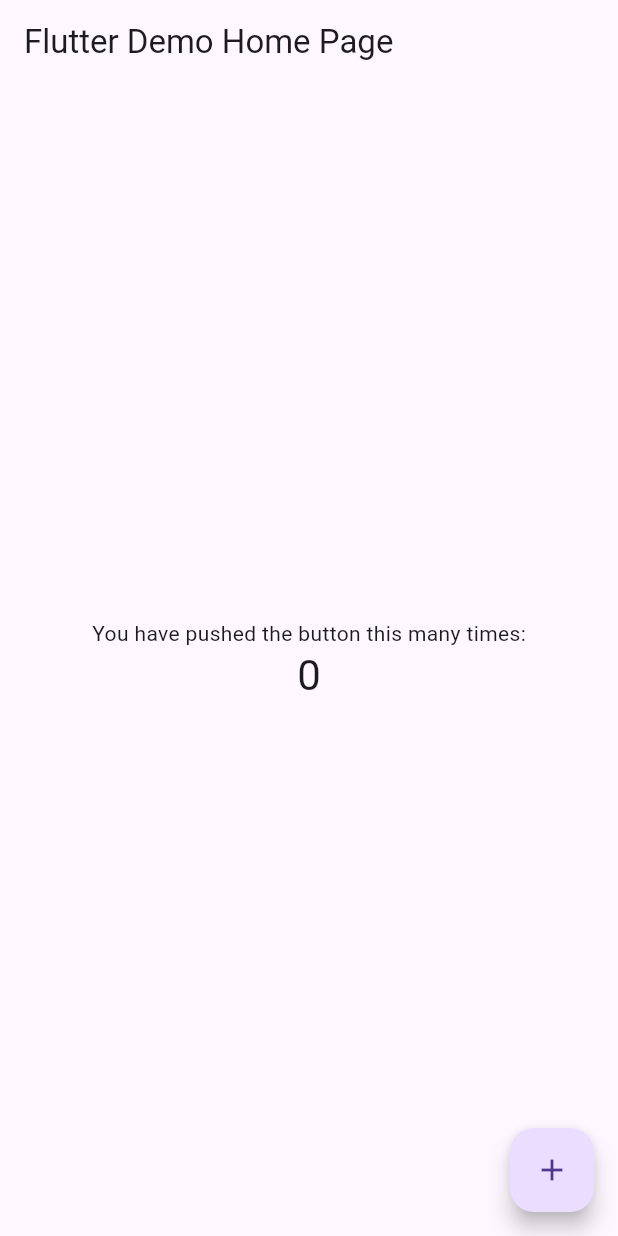
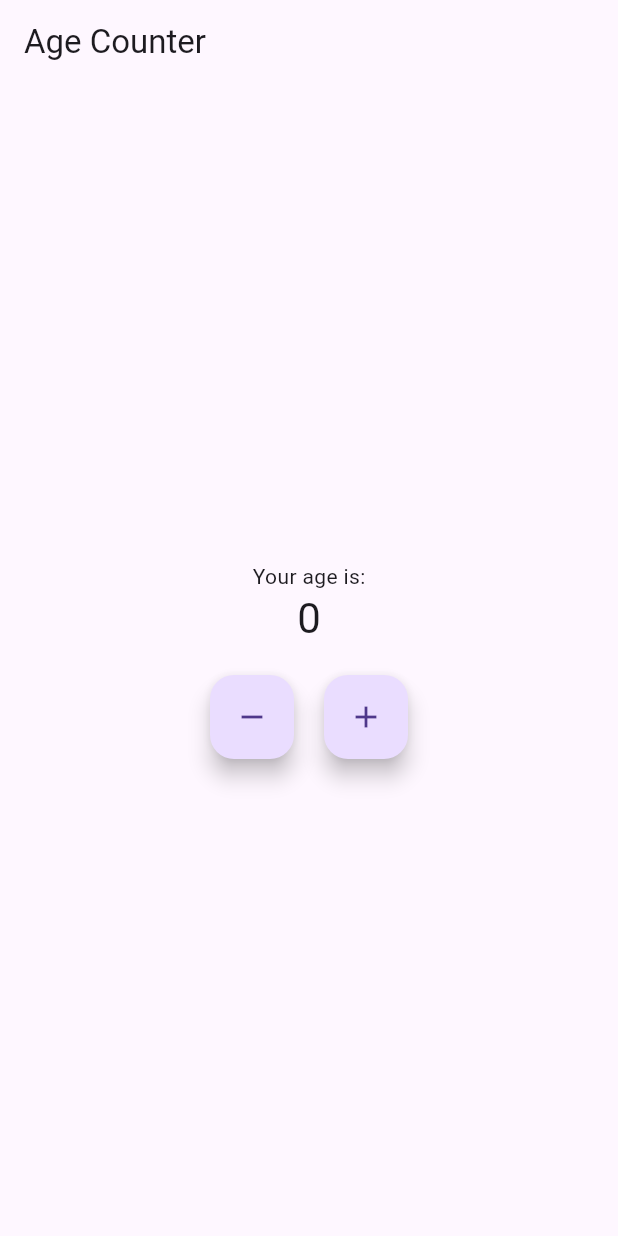
Before and after one commit to slowwwwpoke/age_counter, a Flutter app: the screen it shows after launch, on a phone screen of 412 x 824 dp. Run offline on Flutter 3.47's test engine with Material 3 defaults, Android fonts, the phone set to English and light mode, and no system bars; missing offline and left inert: window_size.

Commit message:
Added counter for age and increment and decrement buttons

```diff
--- a/lib/main.dart
+++ b/lib/main.dart
@@ -3,32 +3,34 @@
 import 'package:flutter/material.dart';
 import 'package:provider/provider.dart';
 import 'package:window_size/window_size.dart';
+
 void main() {
+  // Set up the window size for desktop platforms
   setupWindow();
   runApp(
-// Provide the model to all widgets within the app. We're using
-// ChangeNotifierProvider because that's a simple way to rebuild
-// widgets when a model changes. We could also just use
-// Provider, but then we would have to listen to Counter ourselves.
-//
-// Read Provider's docs to learn about all the available providers.
+    // Provide the AgeCounter model to all widgets within the app.
+    // Using ChangeNotifierProvider to rebuild widgets when the model changes.
     ChangeNotifierProvider(
-// Initialize the model in the builder. That way, Provider
-// can own Counter's lifecycle, making sure to call `dispose`
-// when not needed anymore.
-create: (context) => Counter(),
+      // Initialize AgeCounter model here to let Provider manage its lifecycle.
+      create: (context) => AgeCounter(),
       child: const MyApp(),
     ),
   );
 }
+
+// Define fixed window size for desktop
 const double windowWidth = 360;
 const double windowHeight = 640;
+
+// Setup window size and position for desktop platforms
 void setupWindow() {
+  // Check if the platform is desktop but not web
   if (!kIsWeb && (Platform.isWindows || Platform.isLinux || Platform.isMacOS)) {
     WidgetsFlutterBinding.ensureInitialized();
-setWindowTitle('Provider Counter');
+    setWindowTitle('Age Counter');
     setWindowMinSize(const Size(windowWidth, windowHeight));
     setWindowMaxSize(const Size(windowWidth, windowHeight));
+    // Center the window on the screen
     getCurrentScreen().then((screen) {
       setWindowFrame(Rect.fromCenter(
         center: screen!.frame.center,
@@ -38,80 +40,97 @@
     });
   }
 }
-/// Simplest possible model, with just one field.
+
+/// Model to manage age state
 ///
-/// [ChangeNotifier] is a class in `flutter:foundation`. [Counter] does
-/// _not_ depend on Provider.
-class Counter with ChangeNotifier {
-int value = 0;
+/// [ChangeNotifier] is used to notify listeners when the state changes.
+/// The AgeCounter model keeps track of the user's age.
+class AgeCounter with ChangeNotifier {
+  int age = 0; // Initialize age to 0
+
+  // Increment age by 1 and notify listeners to rebuild widgets
   void increment() {
-value += 1;
+    age += 1;
+    notifyListeners();
+  }
+
+  // Decrement age by 1 but ensure it doesn't go below 0
+  void decrement() {
+    if (age > 0) {
+      age -= 1;
       notifyListeners();
     }
   }
+}
+
+/// Root widget of the app
 class MyApp extends StatelessWidget {
   const MyApp({super.key});
+
   @override
   Widget build(BuildContext context) {
     return MaterialApp(
-title: 'Flutter Demo',
+      title: 'Age Counter',
       theme: ThemeData(
         primarySwatch: Colors.blue,
-useMaterial3: true,
+        useMaterial3: true, // Use Material Design 3
       ),
-home: const MyHomePage(),
+      home: const MyHomePage(), // Main screen of the app
     );
   }
 }
+
+/// Main screen widget
 class MyHomePage extends StatelessWidget {
   const MyHomePage({super.key});
+
   @override
   Widget build(BuildContext context) {
     return Scaffold(
       appBar: AppBar(
-title: const Text('Flutter Demo Home Page'),
+        title: const Text('Age Counter'),
       ),
       body: Center(
         child: Column(
           mainAxisAlignment: MainAxisAlignment.center,
           children: [
-const Text('You have pushed the button this many times:'),
-// Consumer looks for an ancestor Provider widget
-// and retrieves its model (Counter, in this case).
-// Then it uses that model to build widgets, and will trigger
-// rebuilds if the model is updated.
-Consumer<Counter>(
+            // Display the label for age
+            const Text('Your age is:'),
+            // Consumer listens to AgeCounter and rebuilds when age changes
+            Consumer<AgeCounter>(
               builder: (context, counter, child) => Text(
-'${counter.value}',
+                '${counter.age}',
                 style: Theme.of(context).textTheme.headlineMedium,
               ),
+            ),
+            const SizedBox(height: 20), // Add some spacing
+            // Row to display increment and decrement buttons
+            Row(
+              mainAxisAlignment: MainAxisAlignment.center,
+              children: [
+                // Button to decrement age
+                FloatingActionButton(
+                  onPressed: () {
+                    // Use context.read() to access AgeCounter outside of build
+                    context.read<AgeCounter>().decrement();
+                  },
+                  tooltip: 'Decrement', // Tooltip for accessibility
+                  child: const Icon(Icons.remove),
+                ),
+                const SizedBox(width: 20), // Space between buttons
+                // Button to increment age
+                FloatingActionButton(
+                  onPressed: () {
+                    context.read<AgeCounter>().increment();
+                  },
+                  tooltip: 'Increment',
+                  child: const Icon(Icons.add),
+                ),
+              ],
             ),
           ],
         ),
       ),
-floatingActionButton: FloatingActionButton(
-onPressed: () {
-// You can access your providers anywhere you have access
-// to the context. One way is to use Provider.of<Counter>(context).
-// The provider package also defines extension methods on the context
-// itself. You can call context.watch<Counter>() in a build method
-// of any widget to access the current state of Counter, and to ask
-// Flutter to rebuild your widget anytime Counter changes.
-//
-// You can't use context.watch() outside build methods, because that
-// often leads to subtle bugs. Instead, you should use
-// context.read<Counter>(), which gets the current state
-// but doesn't ask Flutter for future rebuilds.
-//
-// Since we're in a callback that will be called whenever the user
-// taps the FloatingActionButton, we are not in the build method here.
-// We should use context.read().
-var counter = context.read<Counter>();
-counter.increment();
-},
-tooltip: 'Increment',
-child: const Icon(Icons.add),
-),
     );
   }
 }
```
Lines whose indentation alone changed are shown as unchanged.
